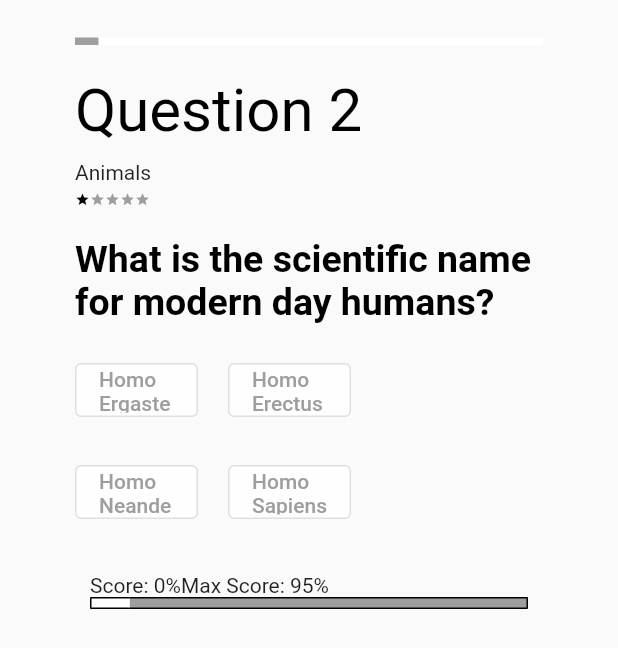
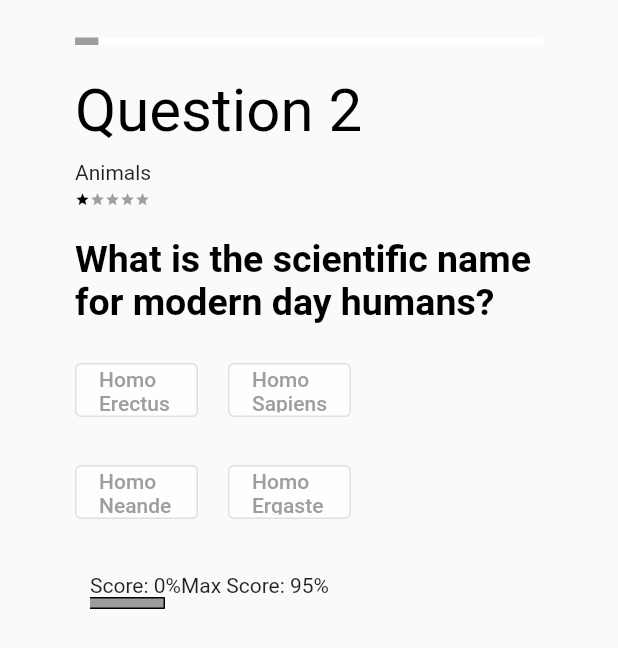
Before and after one commit to zeerakminecraft/FlutterChallengeTelicSolutions, a Flutter app: the screen it shows after launch, after a tap on "Sir Toby Belch", after a tap on "Next Question", on a phone screen of 412 x 824 dp. Shown: the top 648 px of the screen. Run offline on Flutter 3.47's test engine with Material 2 defaults, Android fonts, the phone set to English and light mode, and no system bars.

Commit message:
score bar completed

```diff
--- a/lib/main.dart
+++ b/lib/main.dart
@@ -51,10 +51,10 @@ class _MyHomePageState extends State<MyHomePage> {
     });
   }
 
-  List combineAnswers(int i) {
+  List<dynamic> combineAnswers(int i) {
     answersList = List.from(_questionData[i]["incorrect_answers"]);
     answersList.add(_questionData[i]["correct_answer"]);
-    // answersList.shuffle();
+    answersList.shuffle();
     return answersList;
   }
 
@@ -190,7 +190,9 @@ class _MyHomePageState extends State<MyHomePage> {
                         primary: Colors.grey,
                         onSurface: Colors.black,
                       ),
-                      onPressed: () {
+                      onPressed: pressed? (){
+
+                      } : () {
                         pressed = true;
                         checkAns(combineAnswers(i)[0]);
                       },
@@ -211,7 +213,9 @@ class _MyHomePageState extends State<MyHomePage> {
                         primary: Colors.grey,
                         onSurface: Colors.black,
                       ),
-                      onPressed: () {
+                      onPressed: pressed? (){
+
+                      } : () {
                         pressed = true;
                         checkAns(combineAnswers(i)[1]);
                       },
@@ -237,7 +241,9 @@ class _MyHomePageState extends State<MyHomePage> {
                               primary: Colors.grey,
                               onSurface: Colors.black,
                             ),
-                            onPressed: () {
+                            onPressed: pressed? (){
+
+                            } : () {
                               pressed = true;
                               checkAns(combineAnswers(i)[2] ?? '');
                             },
@@ -258,7 +264,9 @@ class _MyHomePageState extends State<MyHomePage> {
                               primary: Colors.grey,
                               onSurface: Colors.black,
                             ),
-                            onPressed: () {
+                            onPressed: pressed? (){
+
+                            } : () {
                               pressed = true;
                               checkAns(combineAnswers(i)[3] ?? '');
                             },
@@ -286,7 +294,7 @@ class _MyHomePageState extends State<MyHomePage> {
                               ),
                             ),
                             onPressed: () {
-                              if (i < _questionData.length - 1) {
+                              if (i < _questionData.length) {
                                 setState(() {
                                   if (answerSelection == true) {
                                     correctans++;
@@ -332,9 +340,7 @@ class _MyHomePageState extends State<MyHomePage> {
                         if (correctans > 0 || wrongans > 0)
                           Row(
                             children: [
-                              Expanded(
-                                flex: (correctans/(correctans + wrongans)) > 0 ? ((correctans~/(correctans + wrongans))*10) : 1,
-                                child: Container(
+                              Container(
                                 decoration: BoxDecoration(
                                   color: correctans > 0
                                       ? Colors.black
@@ -348,14 +354,11 @@ class _MyHomePageState extends State<MyHomePage> {
                                         width: 1, color: Colors.black),
                                   ),
                                 ),
-                                  width: correctans > 0 ? (i + 1) : 0,
+                                width: ((correctans / (i + 1))*100),
                                 height: 8,
                                 // color: correctans > 0 ? Colors.black : Colors.white,
                               ),
-                              ),
-                              Expanded(
-                                flex: (wrongans/(correctans + wrongans)) > 0 ? ((wrongans~/(correctans + wrongans))*10) : 1,
-                                child: Container(
+                              Container(
                                 decoration: BoxDecoration(
                                     color: wrongans > 0 && i + 1 > 0
                                         ? Colors.grey
@@ -368,12 +371,12 @@ class _MyHomePageState extends State<MyHomePage> {
                                       right: BorderSide(
                                           width: 1, color: Colors.black),
                                     )),
-                                  width: wrongans.toDouble(),
+                                // width: wrongans.toDouble(),
                                 height: 8,
+                                width: (((wrongans) / (i+1)) * 100)
                                 // color: wrongans > 0 && i+1 > 0
                                 //     ? Colors.grey
                                 //     : Colors.white,
-                                ),
                               ),
                               // Expanded(
                               //   child: Container(
```
Lines whose indentation alone changed are shown as unchanged.
